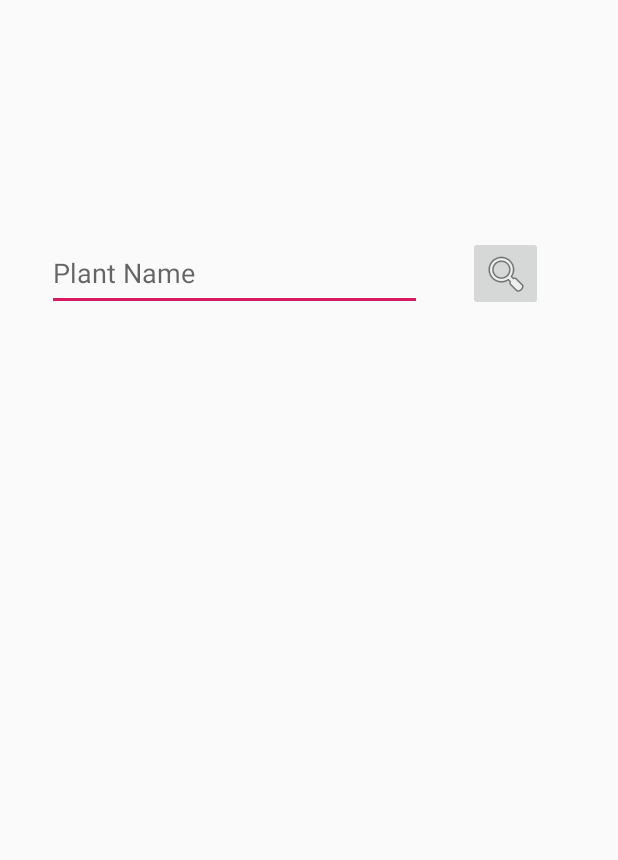
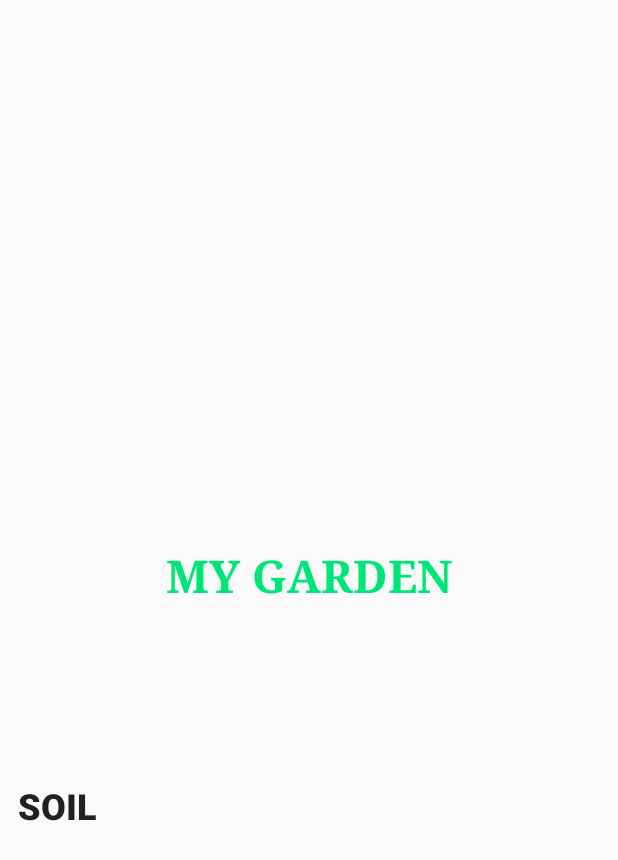
Before and after one commit to harrythomas1998/FYP, an Android app: the MyGarden screen opened directly, with no data from a screen before it, on a phone screen of 412 x 824 dp. Shown: the top 860 px of the screen. Run offline under Robolectric (Android 15) with nearby library versions, the phone set to English and light mode, and no system bars.

Commit message:
21/1/2020- User can select soil from a list(core func)

```diff
--- a/app/src/main/AndroidManifest.xml
+++ b/app/src/main/AndroidManifest.xml
@@ -13,7 +13,8 @@
         android:roundIcon="@mipmap/ic_launcher_round"
         android:supportsRtl="true"
         android:theme="@style/AppTheme">
-        <activity android:name=".CreateEvent"></activity>
+        <activity android:name=".SoilActivity"></activity>
+        <activity android:name=".CreateEvent" />
         <activity android:name=".MyGarden" />
 
         <meta-data
--- a/app/src/main/java/com/example/fyp/MyGarden.java
+++ b/app/src/main/java/com/example/fyp/MyGarden.java
@@ -2,13 +2,34 @@ package com.example.fyp;
 
 import androidx.appcompat.app.AppCompatActivity;
 
+import android.content.Intent;
 import android.os.Bundle;
+import android.view.View;
+import android.widget.Button;
 
 public class MyGarden extends AppCompatActivity {
+
+    Button soilB;
 
     @Override
     protected void onCreate(Bundle savedInstanceState) {
         super.onCreate(savedInstanceState);
         setContentView(R.layout.activity_my_garden);
+
+        soilB = findViewById(R.id.soilButton);
+
+
+        soilB.setOnClickListener(new View.OnClickListener() {
+            @Override
+            public void onClick(View v) {
+
+                Intent i = new Intent(MyGarden.this, SoilActivity.class);
+                startActivity(i);
+
+
+            }
+        });
+
+
     }
 }
--- a/app/src/main/res/layout/activity_my_garden.xml
+++ b/app/src/main/res/layout/activity_my_garden.xml
@@ -4,35 +4,51 @@
     xmlns:tools="http://schemas.android.com/tools"
     android:layout_width="match_parent"
     android:layout_height="match_parent"
+    android:orientation="vertical"
     tools:context=".MyGarden">
 
-    <EditText
-        android:id="@+id/plantSearch"
-        android:layout_width="250dp"
-        android:layout_height="50dp"
-        android:layout_marginStart="30dp"
-        android:layout_marginTop="75dp"
-        android:layout_marginEnd="130dp"
-        android:layout_marginBottom="535dp"
-        android:ems="10"
-        android:hint="Plant Name"
-        android:inputType="textPersonName"
+
+    <ImageView
+        android:id="@+id/imageView2"
+        android:layout_width="524dp"
+        android:layout_height="288dp"
+        android:layout_marginBottom="390dp"
         app:layout_constraintBottom_toBottomOf="parent"
         app:layout_constraintEnd_toEndOf="parent"
         app:layout_constraintStart_toStartOf="parent"
-        app:layout_constraintTop_toTopOf="parent" />
+        app:layout_constraintTop_toTopOf="parent"
+        app:layout_constraintVertical_bias="0.0"
+        tools:srcCompat="@tools:sample/backgrounds/scenic[17]" />
 
-    <ImageButton
-        android:id="@+id/imageButton"
-        android:layout_width="50dp"
-        android:layout_height="50dp"
-        android:layout_marginStart="30dp"
-        android:layout_marginTop="75dp"
-        android:layout_marginEnd="50dp"
-        android:layout_marginBottom="535dp"
+    <TextView
+        android:id="@+id/textView4"
+        android:layout_height="wrap_content"
+        android:layout_width="match_parent"
+        android:layout_marginBottom="345dp"
+        android:text="MY GARDEN"
+        android:textAlignment="center"
+        android:textColor="#00E676"
+        android:textSize="30sp"
+        android:textStyle="bold"
+        android:typeface="serif"
         app:layout_constraintBottom_toBottomOf="parent"
         app:layout_constraintEnd_toEndOf="parent"
-        app:layout_constraintStart_toEndOf="@+id/plantSearch"
-        app:layout_constraintTop_toTopOf="parent"
-        app:srcCompat="@android:drawable/ic_menu_search" />
+        app:layout_constraintStart_toStartOf="parent"
+        app:layout_constraintTop_toBottomOf="@+id/imageView2" />
+
+    <Button
+        android:id="@+id/soilButton"
+        style="@android:style/Widget.DeviceDefault.Button.Borderless.Small"
+        android:layout_width="0dp"
+        android:layout_height="wrap_content"
+        android:layout_marginTop="65dp"
+        android:layout_marginBottom="220dp"
+        android:text="SOIL"
+        android:textAlignment="textStart"
+        android:textSize="24sp"
+        android:textStyle="bold"
+        app:layout_constraintBottom_toBottomOf="parent"
+        app:layout_constraintEnd_toEndOf="parent"
+        app:layout_constraintStart_toStartOf="parent"
+        app:layout_constraintTop_toBottomOf="@+id/textView4" />
 </androidx.constraintlayout.widget.ConstraintLayout>
```
Also changed, not shown: app/src/main/java/com/example/fyp/MaintenancePlanner.java (+10 -121 lines), app/src/main/java/com/example/fyp/SoilActivity.java (added, +98 -0 lines), app/src/main/java/com/example/fyp/WeatherParser.java (+51 -48 lines), app/src/main/res/layout/activity_soil.xml (added, +220 -0 lines).
